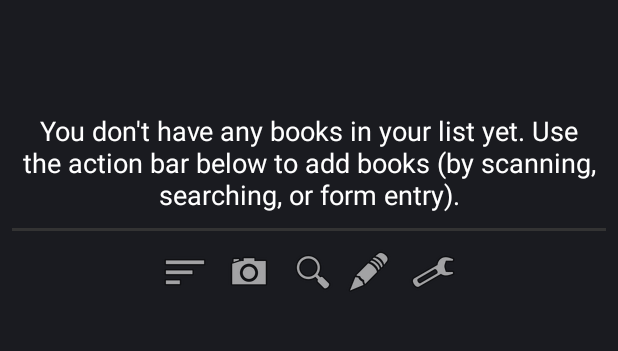
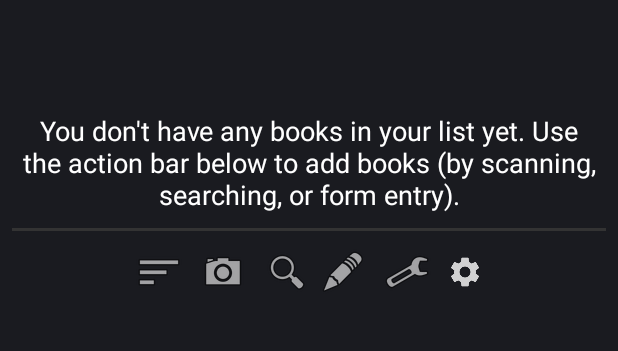
Before and after one commit to evermind-zz/and-bookworm, an Android app: the Main screen opened directly, with no data from a screen before it, on a phone screen of 412 x 824 dp, the part 62-413 px from its top. Run offline under Robolectric (Android 15) with nearby library versions, the phone set to English and light mode, and no system bars.

Commit message:
Add a settings button to also access the action menu on newer android versions
This app is design for an old Android version I guess around API Level 10
(aka Gingerbread Android ~2.3.3). For some reasons I could not figure out
(on Android 10) how to access the settings so I added a settings button.

```diff
--- a/app/src/main/java/com/totsp/bookworm/Main.java
+++ b/app/src/main/java/com/totsp/bookworm/Main.java
@@ -77,6 +77,7 @@ public class Main extends Activity {
    private ImageView addSearchImage;
    private ImageView addFormImage;
    private ImageView manageDataImage;
+   private ImageView settingsImage;
 
    private Bitmap coverImageMissing;
    private Bitmap star0;
@@ -160,6 +161,12 @@ public class Main extends Activity {
       manageDataImage.setOnClickListener(new OnClickListener() {
          public void onClick(View v) {
             manageDataDialog.show();
+         }
+      });
+      settingsImage = (ImageView) findViewById(R.id.actionsettings);
+      settingsImage.setOnClickListener(new OnClickListener() {
+         public void onClick(View v) {
+            openOptionsMenu();
          }
       });
 
--- a/app/src/main/res/layout/main.xml
+++ b/app/src/main/res/layout/main.xml
@@ -59,6 +59,12 @@
 			android:layout_marginLeft="5dp" android:layout_marginRight="5dp"
 			android:src="@android:drawable/ic_menu_manage"
 			android:layout_gravity="center" />
+		<ImageView android:id="@+id/actionsettings"
+			android:layout_width="wrap_content" android:layout_height="wrap_content"
+			android:layout_marginTop="3dp" android:layout_marginBottom="3dp"
+			android:layout_marginLeft="5dp" android:layout_marginRight="5dp"
+			android:src="@drawable/ic_menu_settings"
+			android:layout_gravity="center" />
 	</LinearLayout>
 
 </LinearLayout>
```
Also changed, not shown: app/src/main/res/drawable-hdpi/ic_menu_settings.png (added), app/src/main/res/drawable-mdpi/ic_menu_settings.png (added), app/src/main/res/drawable-xhdpi/ic_menu_settings.png (added), app/src/main/res/drawable-xxhdpi/ic_menu_settings.png (added).
